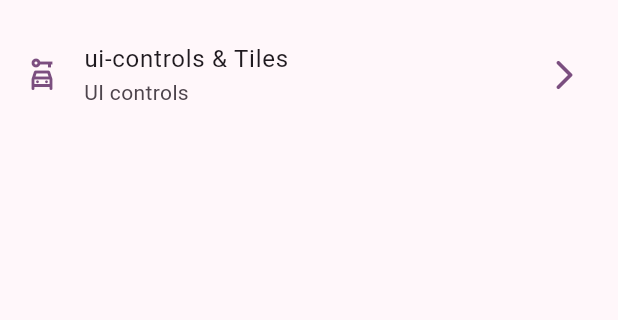
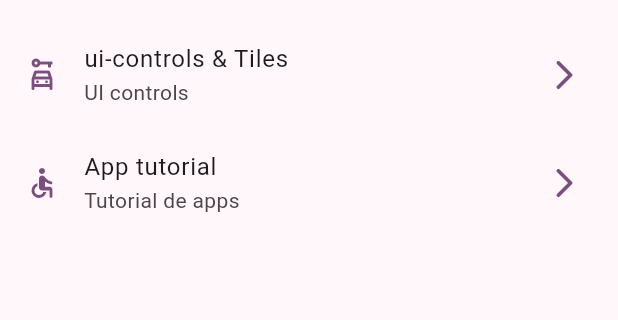
Before and after one commit to sdieg82/widgets_app, a Flutter app: the screen it shows after launch, on a phone screen of 412 x 824 dp, the part 603-923 px from its top. Run offline on Flutter 3.47's test engine with Material 3 defaults, Android fonts, the phone set to English and light mode, and no system bars; our stand-ins replace go_router.

Commit message:
images pubspec added

```diff
--- a/lib/config/menu/menu_item.dart
+++ b/lib/config/menu/menu_item.dart
@@ -52,6 +52,12 @@ const appMenuItems=<MenuItem>[
     link:'/ui-controls',
     icon:Icons.car_rental_outlined
    ),
+   MenuItem(
+    title:'App tutorial',
+    subTitle: 'Tutorial de apps',
+    link:'/tutorial',
+    icon:Icons.accessible_rounded
+   ),
 
 
 ];
--- a/lib/config/router/app_router.dart
+++ b/lib/config/router/app_router.dart
@@ -39,5 +39,10 @@ final appRouter = GoRouter(
       name: UicontrolsScreen.name,
       builder: (context, state) => UicontrolsScreen(),
     ),
+    GoRoute(
+      path: '/tutorial',
+      name:AppTutorialScreen.name,
+      builder: (context, state) => AppTutorialScreen(),
+    ),
   ],
 );
--- a/pubspec.yaml
+++ b/pubspec.yaml
@@ -18,3 +18,6 @@ dev_dependencies:
 
 flutter:
   uses-material-design: true
+
+assets:
+  -assets/images/
```
Also changed, not shown: lib/presentation/app_tutorial/app_tutorial_screen.dart (+17 -1 lines), 1 other file.
